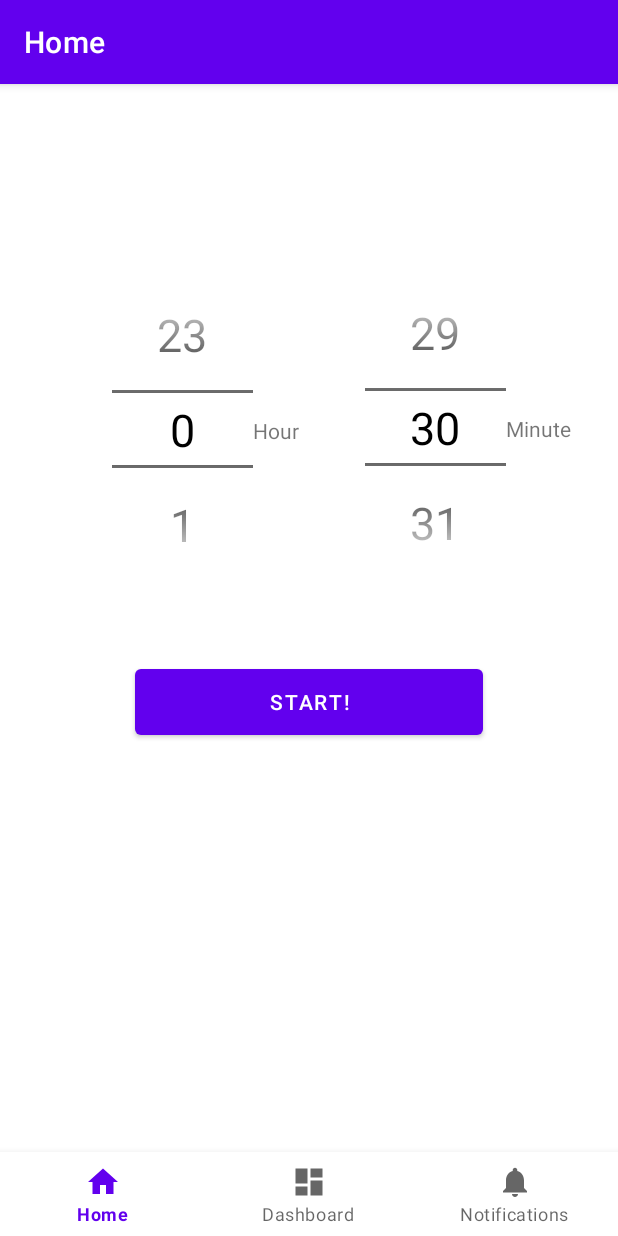
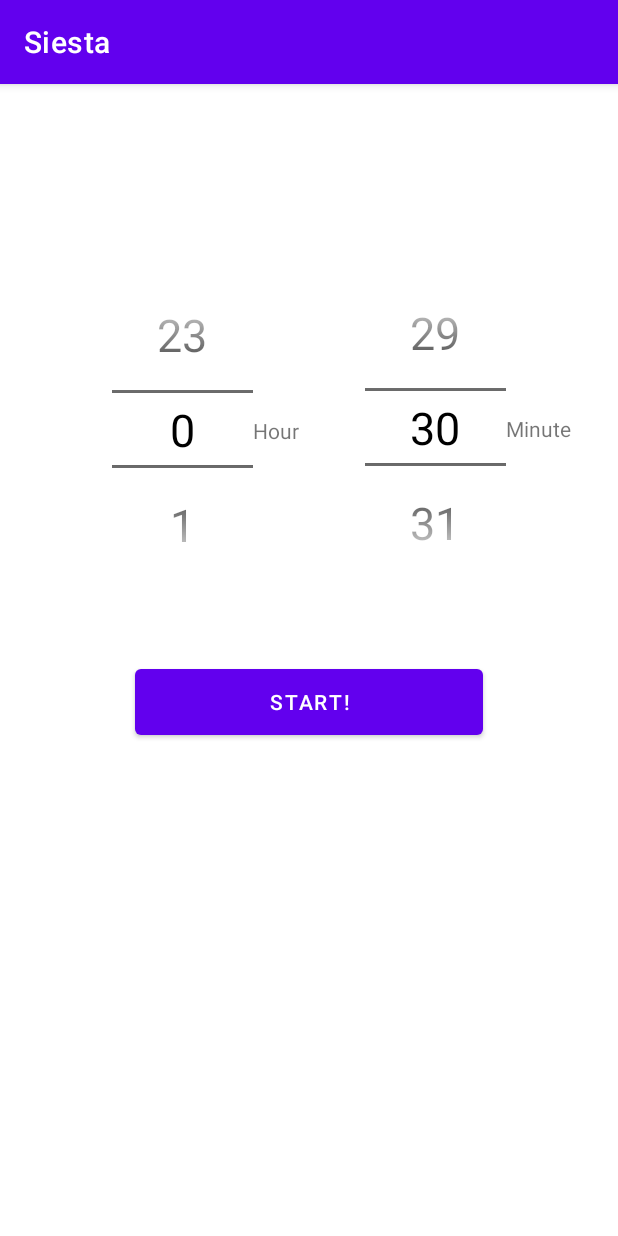
Before and after one commit to uchinarupower/WSD-Siesta, an Android app: the screen it shows after launch (MainActivity), on a phone screen of 412 x 824 dp. Run offline under Robolectric (Android 15) with nearby library versions, the light colour scheme and no system bars; our stand-ins replace navigation-ui.

Commit message:
little fix

```diff
--- a/app/src/main/java/jp/ac/titech/itpro/sdl/siesta/MainActivity.java
+++ b/app/src/main/java/jp/ac/titech/itpro/sdl/siesta/MainActivity.java
@@ -38,7 +38,7 @@ public class MainActivity extends AppCompatActivity {
         findViews();
         initViews();
 
-        BottomNavigationView navView = findViewById(R.id.nav_view);
+        /*BottomNavigationView navView = findViewById(R.id.nav_view);
         // Passing each menu ID as a set of Ids because each
         // menu should be considered as top level destinations.
         AppBarConfiguration appBarConfiguration = new AppBarConfiguration.Builder(
@@ -46,7 +46,7 @@ public class MainActivity extends AppCompatActivity {
                 .build();
         NavController navController = Navigation.findNavController(this, R.id.nav_host_fragment_activity_main);
         NavigationUI.setupActionBarWithNavController(this, navController, appBarConfiguration);
-        NavigationUI.setupWithNavController(binding.navView, navController);
+        NavigationUI.setupWithNavController(binding.navView, navController);*/
     }
 
     private void findViews(){
--- a/app/src/main/res/layout/activity_main.xml
+++ b/app/src/main/res/layout/activity_main.xml
@@ -64,7 +64,7 @@
         app:layout_constraintStart_toStartOf="parent"
         app:layout_constraintTop_toTopOf="parent" />
 
-    <com.google.android.material.bottomnavigation.BottomNavigationView
+    <!--<com.google.android.material.bottomnavigation.BottomNavigationView
         android:id="@+id/nav_view"
         android:layout_width="0dp"
         android:layout_height="wrap_content"
@@ -88,7 +88,7 @@
         app:layout_constraintRight_toRightOf="parent"
         app:layout_constraintTop_toTopOf="parent"
         app:layout_constraintVertical_bias="0.714"
-        app:navGraph="@navigation/mobile_navigation" />
+        app:navGraph="@navigation/mobile_navigation" />-->
 
 
 </androidx.constraintlayout.widget.ConstraintLayout>
```
Also changed, not shown: app/src/main/java/jp/ac/titech/itpro/sdl/siesta/SubActivity.java (+7 -27 lines), 1 other file.
